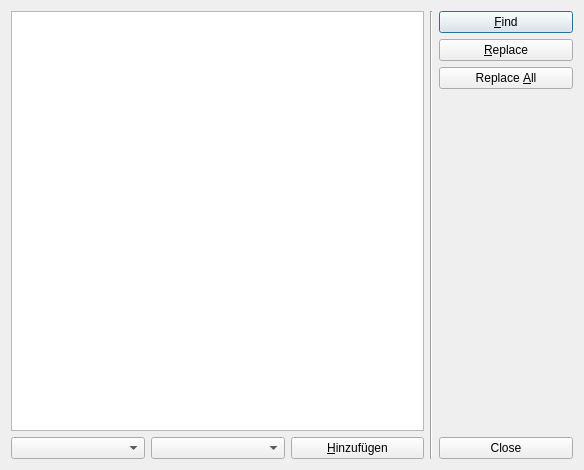
Qt form findandreplacedlg.ui (cniehaus/tomate) before a commit.
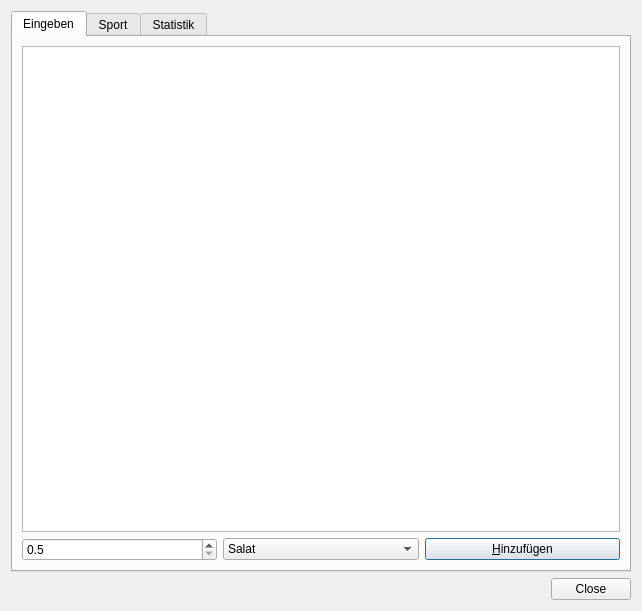
The same form after that commit.

```diff
--- a/findandreplacedlg.ui
+++ b/findandreplacedlg.ui
@@ -5,76 +5,97 @@
    <rect>
     <x>0</x>
     <y>0</y>
-    <width>584</width>
-    <height>470</height>
+    <width>642</width>
+    <height>611</height>
    </rect>
   </property>
   <property name="windowTitle" >
    <string>Find and Replace</string>
   </property>
+  <layout class="QGridLayout" >
+   <item row="0" column="0" colspan="2" >
+    <widget class="QTabWidget" name="tabWidget" >
+     <property name="currentIndex" >
+      <number>0</number>
+     </property>
+     <widget class="QWidget" name="tab" >
+      <attribute name="title" >
+       <string>Eingeben</string>
+      </attribute>
   <layout class="QGridLayout" >
    <item row="0" column="0" colspan="3" >
     <widget class="QTreeView" name="treeView" />
    </item>
-   <item rowspan="2" row="0" column="3" >
-    <widget class="Line" name="line" >
-     <property name="orientation" >
-      <enum>Qt::Vertical</enum>
-     </property>
-    </widget>
-   </item>
-   <item rowspan="2" row="0" column="4" >
-    <layout class="QVBoxLayout" >
-     <property name="spacing" >
-      <number>6</number>
-     </property>
-     <property name="leftMargin" >
-      <number>0</number>
-     </property>
-     <property name="topMargin" >
-      <number>0</number>
-     </property>
-     <property name="rightMargin" >
-      <number>0</number>
-     </property>
-     <property name="bottomMargin" >
-      <number>0</number>
-     </property>
+       <item row="1" column="0" >
+        <widget class="QDoubleSpinBox" name="doubleSpinBox" >
+         <property name="decimals" >
+          <number>1</number>
+         </property>
+         <property name="minimum" >
+          <double>0.500000000000000</double>
+         </property>
+        </widget>
+       </item>
+       <item row="1" column="1" >
+        <widget class="QComboBox" name="foodCombo" >
+         <property name="minimumSize" >
+          <size>
+           <width>50</width>
+           <height>0</height>
+          </size>
+         </property>
+         <item>
+          <property name="text" >
+           <string>Salat</string>
+          </property>
+         </item>
      <item>
-      <widget class="QPushButton" name="findButton" >
        <property name="text" >
-        <string>&amp;Find</string>
-       </property>
-      </widget>
+           <string>Tomate</string>
+          </property>
      </item>
      <item>
-      <widget class="QPushButton" name="replaceButton" >
        <property name="text" >
-        <string>&amp;Replace</string>
-       </property>
-      </widget>
-     </item>
-     <item>
-      <widget class="QPushButton" name="replaceAllButton" >
+           <string>Bier</string>
+          </property>
+         </item>
+        </widget>
+       </item>
+       <item row="1" column="2" >
+        <widget class="QPushButton" name="addButton" >
        <property name="text" >
-        <string>Replace &amp;All</string>
+          <string>&amp;Hinzufügen</string>
        </property>
       </widget>
      </item>
-     <item>
+      </layout>
+     </widget>
+     <widget class="QWidget" name="Seite" >
+      <attribute name="title" >
+       <string>Sport</string>
+      </attribute>
+     </widget>
+     <widget class="QWidget" name="Statistik" >
+      <attribute name="title" >
+       <string>Statistik</string>
+      </attribute>
+     </widget>
+    </widget>
+   </item>
+   <item row="1" column="0" >
       <spacer>
        <property name="orientation" >
-        <enum>Qt::Vertical</enum>
+      <enum>Qt::Horizontal</enum>
        </property>
        <property name="sizeHint" >
         <size>
-         <width>20</width>
-         <height>16</height>
+       <width>40</width>
+       <height>20</height>
         </size>
        </property>
       </spacer>
      </item>
-     <item>
+   <item row="1" column="1" >
       <widget class="QPushButton" name="closeButton" >
        <property name="text" >
         <string>Close</string>
@@ -82,28 +103,7 @@
       </widget>
      </item>
     </layout>
-   </item>
-   <item row="1" column="0" >
-    <widget class="QComboBox" name="comboBox_2" />
-   </item>
-   <item row="1" column="1" >
-    <widget class="QComboBox" name="comboBox" />
-   </item>
-   <item row="1" column="2" >
-    <widget class="QPushButton" name="pushButton" >
-     <property name="text" >
-      <string>&amp;Hinzufügen</string>
-     </property>
-    </widget>
-   </item>
-  </layout>
- </widget>
- <tabstops>
-  <tabstop>findButton</tabstop>
-  <tabstop>replaceButton</tabstop>
-  <tabstop>replaceAllButton</tabstop>
-  <tabstop>closeButton</tabstop>
- </tabstops>
+ </widget>
  <resources/>
  <connections>
   <connection>
```
Left out of the diff: 12 changed lines with no effect on the pictures. Lines whose indentation alone changed are shown as unchanged.
